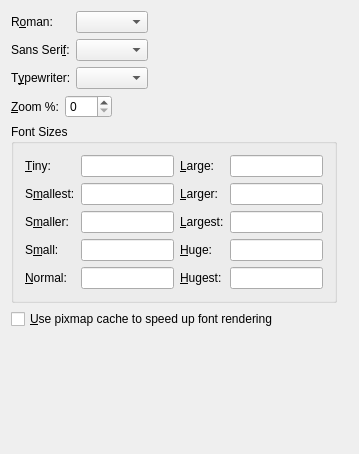
Above: src/frontends/qt4/ui/PrefScreenFontsUi.ui from cburschka/lyx before the change. Below: the same form after it.
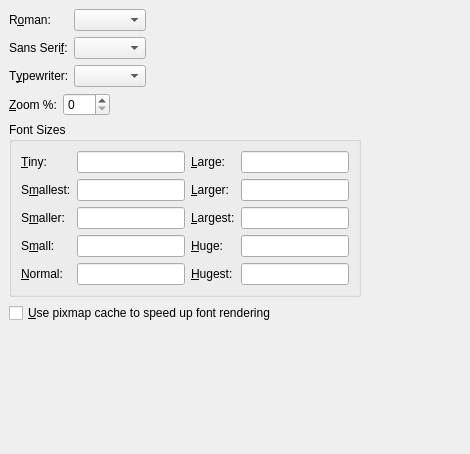
That is the form after the change. Custom widgets are drawn as their Qt base class.

Commit message: Be compatible with Qt 4.2 and 4.3 (Q_EMIT). Actually, it still fails to link with anything less than Qt 4.4.0 due to the xxxAndDestroy() business in GuiView.cpp ...

Patch:
```diff
--- a/src/frontends/qt4/ui/PrefScreenFontsUi.ui
+++ b/src/frontends/qt4/ui/PrefScreenFontsUi.ui
@@ -5,7 +5,7 @@
    <rect>
     <x>0</x>
     <y>0</y>
-    <width>359</width>
+    <width>470</width>
     <height>454</height>
    </rect>
   </property>
@@ -13,10 +13,28 @@
    <string/>
   </property>
   <layout class="QGridLayout" >
+   <property name="margin" >
+    <number>9</number>
+   </property>
+   <property name="spacing" >
+    <number>6</number>
+   </property>
    <item row="0" column="0" >
     <layout class="QHBoxLayout" >
+     <property name="margin" >
+      <number>0</number>
+     </property>
+     <property name="spacing" >
+      <number>6</number>
+     </property>
      <item>
       <layout class="QGridLayout" >
+       <property name="margin" >
+        <number>0</number>
+       </property>
+       <property name="spacing" >
+        <number>6</number>
+       </property>
        <item row="1" column="1" >
         <widget class="QComboBox" name="screenSansCO" >
          <property name="maxVisibleItems" >
@@ -30,7 +48,9 @@
        <item row="1" column="2" >
         <widget class="GuiFontExample" native="1" name="screenSansFE" >
          <property name="sizePolicy" >
-          <sizepolicy vsizetype="Preferred" hsizetype="MinimumExpanding" >
+          <sizepolicy>
+           <hsizetype>3</hsizetype>
+           <vsizetype>5</vsizetype>
            <horstretch>0</horstretch>
            <verstretch>0</verstretch>
           </sizepolicy>
@@ -56,7 +76,9 @@
        <item row="0" column="2" >
         <widget class="GuiFontExample" native="1" name="screenRomanFE" >
          <property name="sizePolicy" >
-          <sizepolicy vsizetype="Preferred" hsizetype="MinimumExpanding" >
+          <sizepolicy>
+           <hsizetype>3</hsizetype>
+           <vsizetype>5</vsizetype>
            <horstretch>0</horstretch>
            <verstretch>0</verstretch>
           </sizepolicy>
@@ -102,7 +124,9 @@
        <item row="2" column="2" >
         <widget class="GuiFontExample" native="1" name="screenTypewriterFE" >
          <property name="sizePolicy" >
-          <sizepolicy vsizetype="Preferred" hsizetype="MinimumExpanding" >
+          <sizepolicy>
+           <hsizetype>3</hsizetype>
+           <vsizetype>5</vsizetype>
            <horstretch>0</horstretch>
            <verstretch>0</verstretch>
           </sizepolicy>
@@ -125,8 +149,20 @@
    </item>
    <item row="1" column="0" >
     <layout class="QHBoxLayout" >
+     <property name="margin" >
+      <number>0</number>
+     </property>
+     <property name="spacing" >
+      <number>6</number>
+     </property>
      <item>
       <layout class="QGridLayout" >
+       <property name="margin" >
+        <number>0</number>
+       </property>
+       <property name="spacing" >
+        <number>6</number>
+       </property>
        <item row="0" column="0" >
         <widget class="QLabel" name="screenZoomLA" >
          <property name="text" >
@@ -170,17 +206,11 @@
       <string>Font Sizes</string>
      </property>
      <layout class="QGridLayout" >
-      <property name="leftMargin" >
-       <number>11</number>
+      <property name="margin" >
+       <number>9</number>
       </property>
-      <property name="topMargin" >
-       <number>11</number>
-      </property>
-      <property name="rightMargin" >
-       <number>11</number>
-      </property>
-      <property name="bottomMargin" >
-       <number>11</number>
+      <property name="spacing" >
+       <number>6</number>
       </property>
       <item row="0" column="1" >
        <widget class="QLineEdit" name="screenTinyED" />
```
The commit also changes 1 other file.
